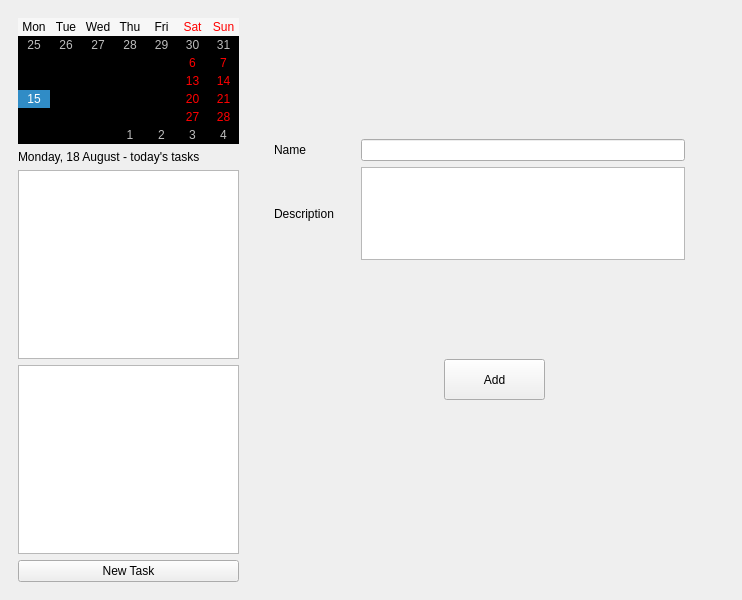
Above: mainwindow.ui from david4more/QtToDo before the change. Below: the same form after it.
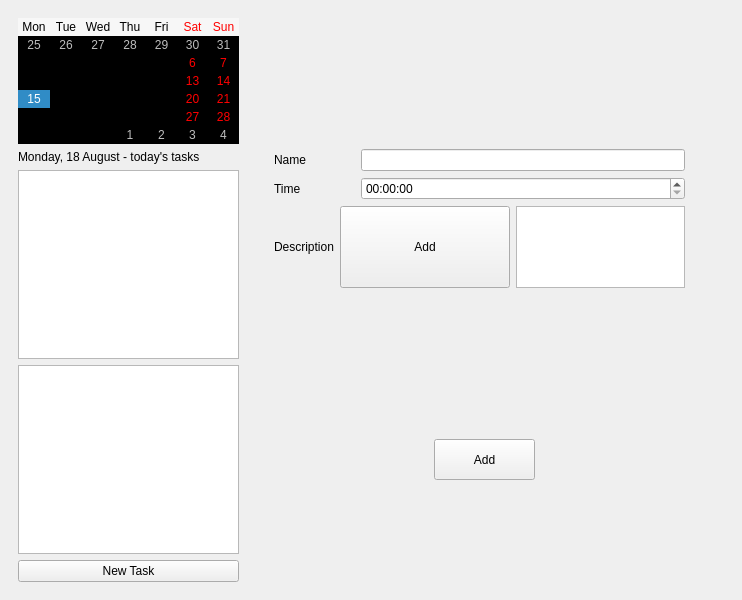
That is the form after the change.

Commit message: fix add description button

What changed in the file:
```diff
--- a/mainwindow.ui
+++ b/mainwindow.ui
@@ -95,8 +95,8 @@
        <widget class="QPushButton" name="addButton">
         <property name="geometry">
          <rect>
-          <x>190</x>
-          <y>350</y>
+          <x>180</x>
+          <y>430</y>
           <width>101</width>
           <height>41</height>
          </rect>
@@ -105,13 +105,13 @@
          <string>Add</string>
         </property>
        </widget>
-       <widget class="QWidget" name="">
+       <widget class="QWidget" name="layoutWidget">
         <property name="geometry">
          <rect>
           <x>20</x>
-          <y>130</y>
+          <y>140</y>
           <width>411</width>
-          <height>121</height>
+          <height>139</height>
          </rect>
         </property>
         <layout class="QVBoxLayout" name="verticalLayout_2">
@@ -131,7 +131,34 @@
             </widget>
            </item>
            <item>
-            <widget class="QLineEdit" name="lineEdit">
+            <widget class="QLineEdit" name="nameEdit">
+             <property name="sizePolicy">
+              <sizepolicy hsizetype="Preferred" vsizetype="Fixed">
+               <horstretch>4</horstretch>
+               <verstretch>0</verstretch>
+              </sizepolicy>
+             </property>
+            </widget>
+           </item>
+          </layout>
+         </item>
+         <item>
+          <layout class="QHBoxLayout" name="horizontalLayout_4">
+           <item>
+            <widget class="QLabel" name="label_4">
+             <property name="sizePolicy">
+              <sizepolicy hsizetype="Preferred" vsizetype="Preferred">
+               <horstretch>1</horstretch>
+               <verstretch>0</verstretch>
+              </sizepolicy>
+             </property>
+             <property name="text">
+              <string>Time</string>
+             </property>
+            </widget>
+           </item>
+           <item>
+            <widget class="QTimeEdit" name="timeEdit">
              <property name="sizePolicy">
               <sizepolicy hsizetype="Preferred" vsizetype="Fixed">
                <horstretch>4</horstretch>
@@ -158,12 +185,31 @@
             </widget>
            </item>
            <item>
-            <widget class="QTextEdit" name="textEdit">
+            <widget class="QPushButton" name="descriptionButton">
              <property name="sizePolicy">
               <sizepolicy hsizetype="Preferred" vsizetype="Expanding">
                <horstretch>4</horstretch>
                <verstretch>0</verstretch>
               </sizepolicy>
+             </property>
+             <property name="text">
+              <string>Add</string>
+             </property>
+            </widget>
+           </item>
+           <item>
+            <widget class="QTextEdit" name="descriptionEdit">
+             <property name="enabled">
+              <bool>true</bool>
+             </property>
+             <property name="sizePolicy">
+              <sizepolicy hsizetype="Preferred" vsizetype="Expanding">
+               <horstretch>4</horstretch>
+               <verstretch>0</verstretch>
+              </sizepolicy>
+             </property>
+             <property name="tabChangesFocus">
+              <bool>true</bool>
              </property>
             </widget>
            </item>
```
Left out of the diff: 10 changed lines with no effect on the pictures. The commit also changes 3 other files.
